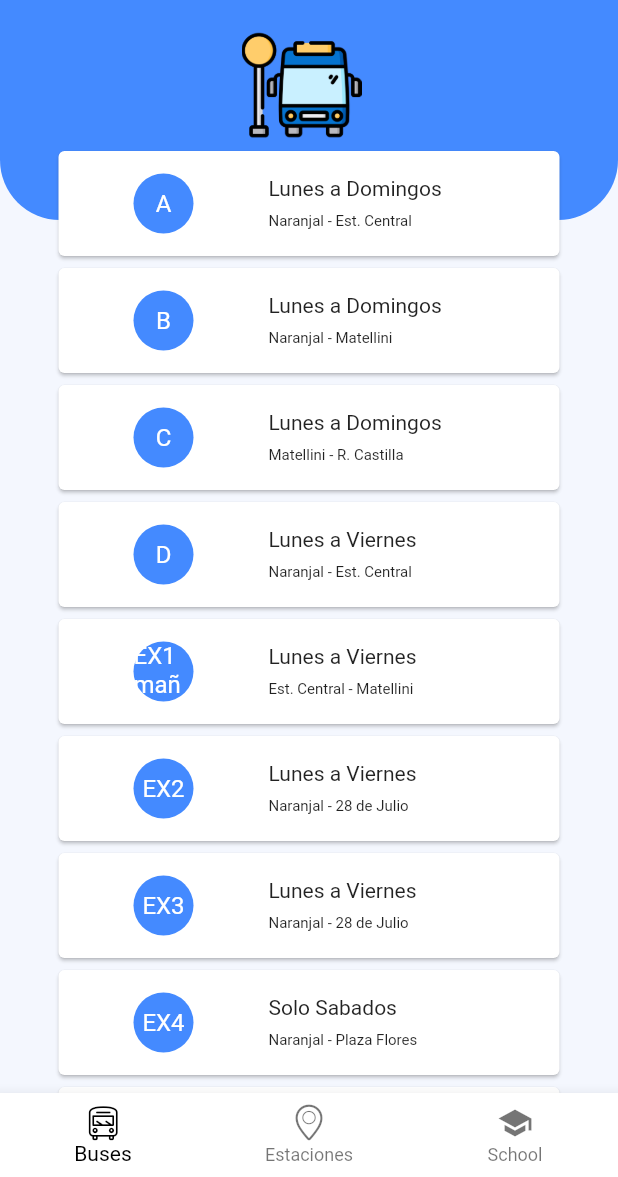
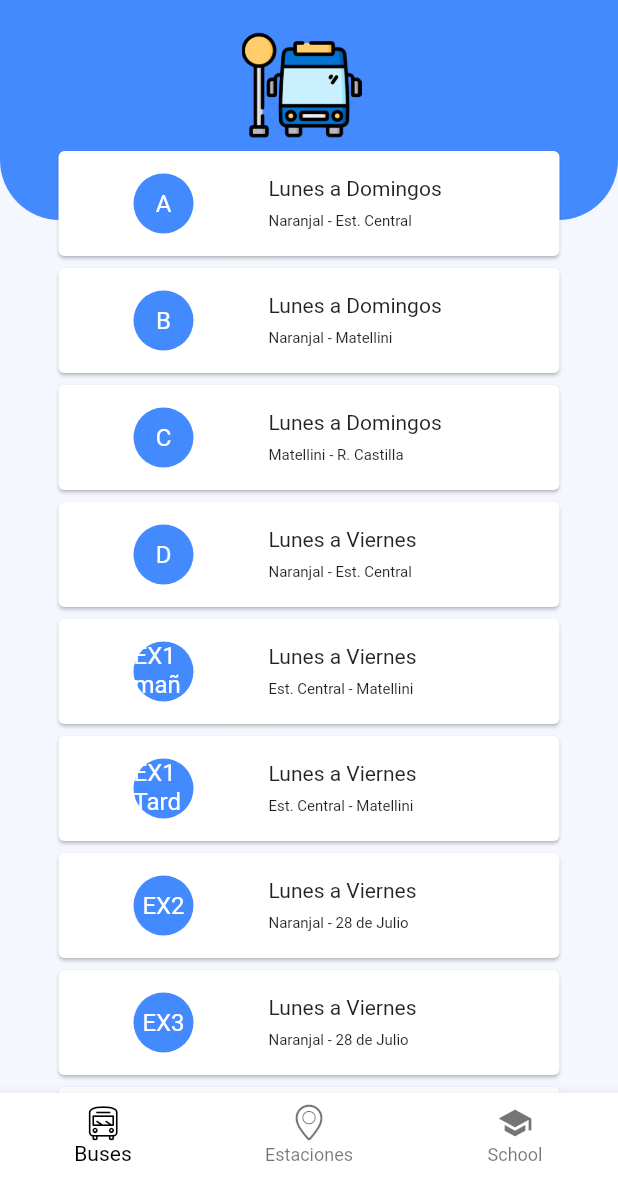
Before and after one commit to edwinmacalopu/MetropolitanoPe, a Flutter app: the screen it shows after launch, on a phone screen of 412 x 824 dp, the part 59-1236 px from its top. Run offline on Flutter 3.47's test engine with Material 2 defaults, Android fonts, the phone set to English and light mode, and no system bars; Roboto replaces fonts that are missing (Quicksand, SourceSansPro-Bold).

Commit message:
add switch ex1 tarde  commit

```diff
--- a/lib/pages/buses.dart
+++ b/lib/pages/buses.dart
@@ -8,9 +8,9 @@ class  Bus extends StatefulWidget {
 
 class _BusState extends State<Bus> {
 
-List<String> bustitle=["A","B","C","D","EX1 mañana","EX2","EX3","EX4","EX5","EX6","EX7","EX8","EX9","Sx","SXN","","",""];
-List<String> horarios=["Lunes a Domingos","Lunes a Domingos","Lunes a Domingos","Lunes a Viernes","Lunes a Viernes","Lunes a Viernes","Lunes a Viernes","Solo Sabados","Lunes a Viernes","Lunes a Viernes","Lunes a Viernes","Lunes a Viernes","Lunes a Viernes","Lunes a Viernes","Lunes a Viernes","","",""];
-List<String> desdea=["Naranjal - Est. Central","Naranjal - Matellini","Matellini - R. Castilla","Naranjal - Est. Central","Est. Central - Matellini","Naranjal - 28 de Julio","Naranjal - 28 de Julio","Naranjal - Plaza Flores","Naranjal - Plaza Flores","Izaguirre - Benavides","Tomás Valle - Angamos","Izaguirre - Plaza Flores","Uni - Bneavides","Naranjal - Ricardo Palma","Naranjal - Est. Central","","",""];
+List<String> bustitle=["A","B","C","D","EX1 mañana","EX1 Tarde","EX2","EX3","EX4","EX5","EX6","EX7","EX8","EX9","Sx","SXN","","",""];
+List<String> horarios=["Lunes a Domingos","Lunes a Domingos","Lunes a Domingos","Lunes a Viernes","Lunes a Viernes","Lunes a Viernes","Lunes a Viernes","Lunes a Viernes","Solo Sabados","Lunes a Viernes","Lunes a Viernes","Lunes a Viernes","Lunes a Viernes","Lunes a Viernes","Lunes a Viernes","Lunes a Viernes","","",""];
+List<String> desdea=["Naranjal - Est. Central","Naranjal - Matellini","Matellini - R. Castilla","Naranjal - Est. Central","Est. Central - Matellini","Est. Central - Matellini","Naranjal - 28 de Julio","Naranjal - 28 de Julio","Naranjal - Plaza Flores","Naranjal - Plaza Flores","Izaguirre - Benavides","Tomás Valle - Angamos","Izaguirre - Plaza Flores","Uni - Bneavides","Naranjal - Ricardo Palma","Naranjal - Est. Central","","",""];
   @override
   Widget build(BuildContext context) {
     double width = MediaQuery.of(context).size.width;
@@ -164,9 +164,11 @@ return Positioned(
          detallebus=["Naranjal","Izaguirre","Pacífico","Independencia","Los Jazmines","Tomás Valle","El Milagro","Honorio Delgado","UNI","Parque del Trabajo","Caqueta","Dos de Mayo","Quilca","España","Est. Central"];
          break;
          case "EX1 mañana":
-         detallebus=["Est. Central","Estadio Nacional","Javier Prado","Canaval Moreyra","Angamos","Ricardo Palma","28 de Julio","Balta","Bulevar","Estadio Unión","Escuela Militar","Terán","Rosario de Villa","Matellini"];
+         detallebus=["Est. Central","Estadio Nacional","Javier Prado","Canaval y Moreyra","Angamos","Ricardo Palma","28 de Julio","Balta","Bulevar","Estadio Unión","Escuela Militar","Terán","Rosario de Villa","Matellini"];
          break;
-
+         case "EX1 Tarde":
+         detallebus=["Est. Central","Estadio Nacional","Javier Prado","Canaval y Moreyra","Angamos","Ricardo Palma","28 de Julio","Balta","Bulevar","Estadio Unión","Escuela Militar","Terán","Rosario de Villa","Matellini"];
+          break;
        default:
        detallebus=[""];
      }
@@ -190,9 +192,12 @@ String textobotton="Norte a Sur";
           case "D":
          detallebus=["Est. Central","España","Quilca","2 de Mayo","Caquetá","Parque del Trabajo","UNI","Honorio Delgado","El Milagro","Tomás Valle","Los Jazmines","Independencia","Pacífico","Izaguirre","Naranjal"];
          break;
-         case "EX1":
-         detallebus=["Est. Central","Estadio Nacional","Javier Prado","Canaval Moreyra","Angamos","Ricardo Palma","28 de Julio","Balta","Bulevar","Estadio Unión","Escuela Militar","Terán","Rosario de Villa","Matellini"];
+         case "EX1 mañana":
+         detallebus=["Matellini","Rosario de Villa","Terán","Escuela Militar","Estadio Unión","Bulevar","Balta","28 de Julio","Angamos","Canaval y Moreyna","Javier Prado","Estadio Nacional","Est. Central"];
          break;
+         case "EX1 Tarde":
+         detallebus=["Matellini","Rosario de Villa","Terán","Escuela Militar","Estadio Unión","Bulevar","Balta","28 de Julio","Ricardo Palma","Angamos","Javier Prado","Estadio Nacional","Est. Central"];
+          break;
 
        default:
        detallebus=[""];
@@ -213,9 +218,12 @@ String textobotton="Norte a Sur";
           case "D":
          detallebus=["Naranjal","Izaguirre","Pacífico","Independencia","Los Jazmines","Tomás Valle","El Milagro","Honorio Delgado","UNI","Parque del Trabajo","Caqueta","Dos de Mayo","Quilca","España","Est. Central"];
          break;
-         case "EX1":
+         case "EX1 mañana":
          detallebus=["Est. Central","Estadio Nacional","Javier Prado","Canaval Moreyra","Angamos","Ricardo Palma","28 de Julio","Balta","Bulevar","Estadio Unión","Escuela Militar","Terán","Rosario de Villa","Matellini"];
          break;
+         case "EX1 Tarde":
+         detallebus=["Est. Central","Estadio Nacional","Javier Prado","Canaval y Moreyra","Angamos","Ricardo Palma","28 de Julio","Balta","Bulevar","Estadio Unión","Escuela Militar","Terán","Rosario de Villa","Matellini"];
+          break;
 
        default:
        detallebus=[""];
```
